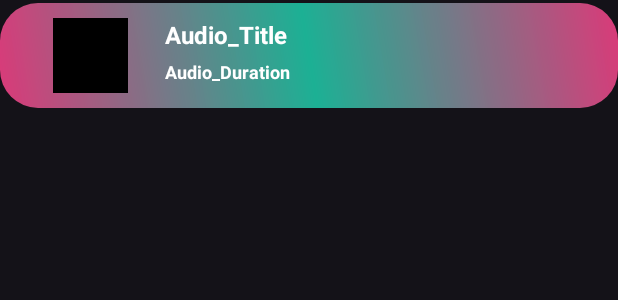
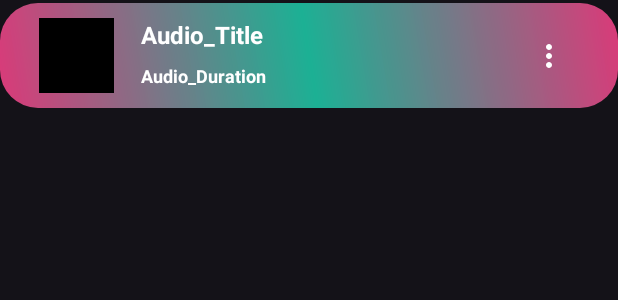
Before and after one commit to Amaan4421/YTunes, an Android app: the layout raw_list.xml on its own in the app's theme, with its tools: preview values and no code run, on a phone screen of 412 x 824 dp. Shown: the top 300 px of the screen. Run offline under Robolectric (Android 15) with nearby library versions, the phone set to English and light mode, and no system bars.

Commit message:
"Song options feature added!!!"

```diff
--- a/app/src/main/AndroidManifest.xml
+++ b/app/src/main/AndroidManifest.xml
@@ -44,7 +44,8 @@
 
         <service
             android:name=".Services.BackgroundPlayService"
-            android:exported="false"
+            android:exported="true"
             android:foregroundServiceType="mediaPlayback" />
+
     </application>
 </manifest>
--- a/app/src/main/java/com/example/audio_player/Activity/MainActivity.java
+++ b/app/src/main/java/com/example/audio_player/Activity/MainActivity.java
@@ -97,6 +97,7 @@ public class MainActivity extends AppCompatActivity implements FetchTrendingMusi
                 Intent i = new Intent(MainActivity.this, PlayAudio.class);
                 i.putExtra("title", youtubeModel.getVideoTitle());
                 i.putExtra("image", youtubeModel.getVideoImageUrl());
+                i.putExtra("videoId", youtubeModel.getVideoId());
                 getAudioFileUrl(youtubeModel.getVideoUrl(), i);
             }
         });
@@ -116,6 +117,7 @@ public class MainActivity extends AppCompatActivity implements FetchTrendingMusi
                 Intent i = new Intent(MainActivity.this, PlayAudio.class);
                 i.putExtra("title", youtubeModel.getVideoTitle());
                 i.putExtra("image", youtubeModel.getVideoImageUrl());
+                i.putExtra("videoId", youtubeModel.getVideoId());
                 getAudioFileUrl(youtubeModel.getVideoUrl(), i);
             }
         });
@@ -213,7 +215,7 @@ public class MainActivity extends AppCompatActivity implements FetchTrendingMusi
     //show error
     public void onError(String error)
     {
-        Toast.makeText(MainActivity.this, error, Toast.LENGTH_SHORT).show();
+//        Toast.makeText(MainActivity.this, error, Toast.LENGTH_SHORT).show();
     }//end of method
 
     //when app closed, fetching should be stopped
--- a/app/src/main/java/com/example/audio_player/Fragment/SearchResultFragment.java
+++ b/app/src/main/java/com/example/audio_player/Fragment/SearchResultFragment.java
@@ -275,7 +275,7 @@ public class SearchResultFragment extends Fragment
                         String videoUrl = "https://www.youtube.com/watch?v=" + videoId;   //make url and store it for audio extracting
 
                         //add all details in model
-                        youtubeModels.add(new YoutubeModel(audioTitle, audioImageUrl, videoUrl, formattedAudioDuration));
+                        youtubeModels.add(new YoutubeModel(videoId, audioTitle, audioImageUrl, videoUrl, formattedAudioDuration));
                     }//end of if
                 }//end of for
                 return youtubeModels;
--- a/app/src/main/java/com/example/audio_player/Utils/FetchTrendingMusic.java
+++ b/app/src/main/java/com/example/audio_player/Utils/FetchTrendingMusic.java
@@ -47,7 +47,7 @@ public class FetchTrendingMusic {
                 fetchTrendingHindiSongs();
 
                 //next update
-                handler.postDelayed(this, 30000);
+                handler.postDelayed(this, 60000);
             }
         };
         startFetchingTrendingMusic();
@@ -102,7 +102,7 @@ public class FetchTrendingMusic {
                         String formattedAudioDuration = formatDuration(audioDuration);
                         String videoUrl = "https://www.youtube.com/watch?v=" + videoId;
 
-                        youtubeModels.add(new YoutubeModel(audioTitle, audioImageUrl, videoUrl, formattedAudioDuration));
+                        youtubeModels.add(new YoutubeModel(videoId, audioTitle, audioImageUrl, videoUrl, formattedAudioDuration));
                     }//end of if
                 }//end of for
                 return youtubeModels;
@@ -220,7 +220,7 @@ public class FetchTrendingMusic {
                     String videoUrl = "https://www.youtube.com/watch?v=" + videoId;
 
                     // Add the video details to the list
-                    youtubeModels.add(new YoutubeModel(audioTitle, audioImageUrl, videoUrl, audioDuration));
+                    youtubeModels.add(new YoutubeModel(videoId, audioTitle, audioImageUrl, videoUrl, audioDuration));
                 }//end of for
                 return youtubeModels;
             }//end of try
--- a/app/src/main/res/layout/raw_list.xml
+++ b/app/src/main/res/layout/raw_list.xml
@@ -1,7 +1,8 @@
-<?xml version="1.0" encoding="utf-8"?>
-<RelativeLayout xmlns:android="http://schemas.android.com/apk/res/android"
+<androidx.constraintlayout.widget.ConstraintLayout xmlns:android="http://schemas.android.com/apk/res/android"
+    xmlns:tools="http://schemas.android.com/tools"
     android:layout_width="match_parent"
     android:layout_height="wrap_content"
+    xmlns:app="http://schemas.android.com/apk/res-auto"
     android:padding="10dp"
     android:background="@drawable/list_item_bg"
     android:layout_marginVertical="2dp">
@@ -10,30 +11,54 @@
         android:id="@+id/videoImage"
         android:layout_width="50dp"
         android:layout_height="50dp"
-        android:layout_marginStart="25dp"
-        android:src="@color/black"/>
+        android:layout_marginStart="16dp"
+        android:layout_marginEnd="8dp"
+        android:src="@color/black"
+        app:layout_constraintTop_toTopOf="parent"
+        app:layout_constraintBottom_toBottomOf="parent"
+        app:layout_constraintStart_toStartOf="parent"
+        tools:ignore="ContentDescription" />
 
     <TextView
         android:id="@+id/audio_title"
-        android:layout_width="wrap_content"
+        android:layout_width="0dp"
         android:layout_height="wrap_content"
-        android:layout_marginStart="100dp"
         android:text="Audio_Title"
         android:textColor="@color/white"
         android:textSize="16sp"
         android:textStyle="bold"
         android:maxLines="1"
-        android:ellipsize="end"/>
+        android:ellipsize="end"
+        app:layout_constraintTop_toTopOf="@id/videoImage"
+        app:layout_constraintStart_toEndOf="@id/videoImage"
+        app:layout_constraintEnd_toStartOf="@id/optionButton"
+        app:layout_constraintHorizontal_bias="0"
+        android:layout_marginStart="18dp"
+        android:layout_marginEnd="8dp" />
 
     <TextView
         android:id="@+id/audio_duration"
         android:layout_width="wrap_content"
         android:layout_height="wrap_content"
-        android:layout_marginStart="100dp"
-        android:layout_below="@id/audio_title"
-        android:layout_marginTop="5dp"
         android:text="Audio_Duration"
         android:textColor="@color/white"
         android:textSize="12sp"
-        android:textStyle="bold" />
-</RelativeLayout>
+        android:textStyle="bold"
+        app:layout_constraintTop_toBottomOf="@id/audio_title"
+        app:layout_constraintStart_toStartOf="@id/audio_title"
+        app:layout_constraintBottom_toBottomOf="@id/videoImage"
+        android:layout_marginTop="4dp" />
+
+    <ImageView
+        android:id="@+id/optionButton"
+        android:layout_width="wrap_content"
+        android:layout_height="wrap_content"
+        android:src="@drawable/baseline_more_vert_24"
+        android:padding="8dp"
+        app:layout_constraintEnd_toEndOf="parent"
+        app:layout_constraintTop_toTopOf="parent"
+        app:layout_constraintBottom_toBottomOf="parent"
+        android:layout_marginEnd="16dp"
+        tools:ignore="ContentDescription" />
+
+</androidx.constraintlayout.widget.ConstraintLayout>
```
Also changed, not shown: app/src/main/java/com/example/audio_player/Activity/PlayAudio.java (+56 -23 lines), app/src/main/java/com/example/audio_player/Adapter/HindiListAdapter.java (+39 -1 lines), app/src/main/java/com/example/audio_player/Adapter/ListAdapter.java (+44 -7 lines), app/src/main/java/com/example/audio_player/Fragment/SongDetailsFragment.java (added, +83 -0 lines), app/src/main/java/com/example/audio_player/Model/YoutubeModel.java (+6 -1 lines), app/src/main/java/com/example/audio_player/Services/BackgroundPlayService.java (+13 -1 lines), app/src/main/res/drawable/song_details_bg.xml (added, +8 -0 lines), app/src/main/res/layout/raw_hindi_list.xml (+15 -3 lines), app/src/main/res/layout/song_details_list.xml (added, +85 -0 lines).
